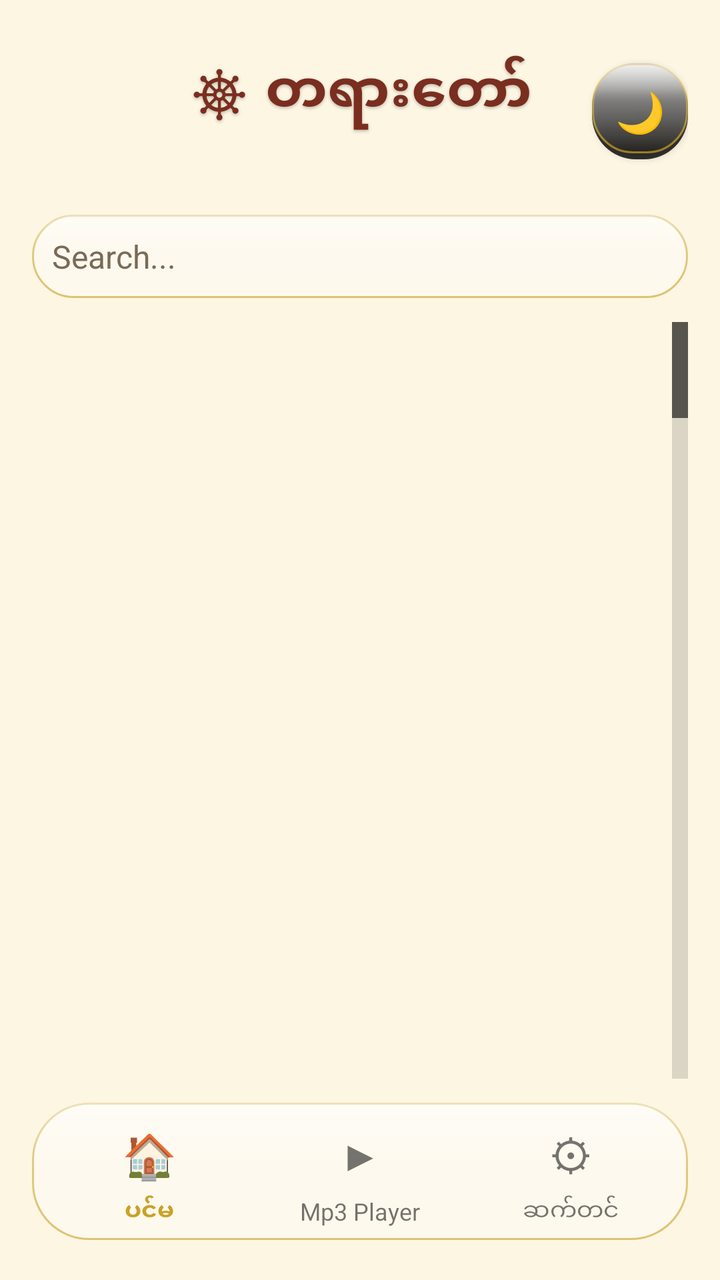
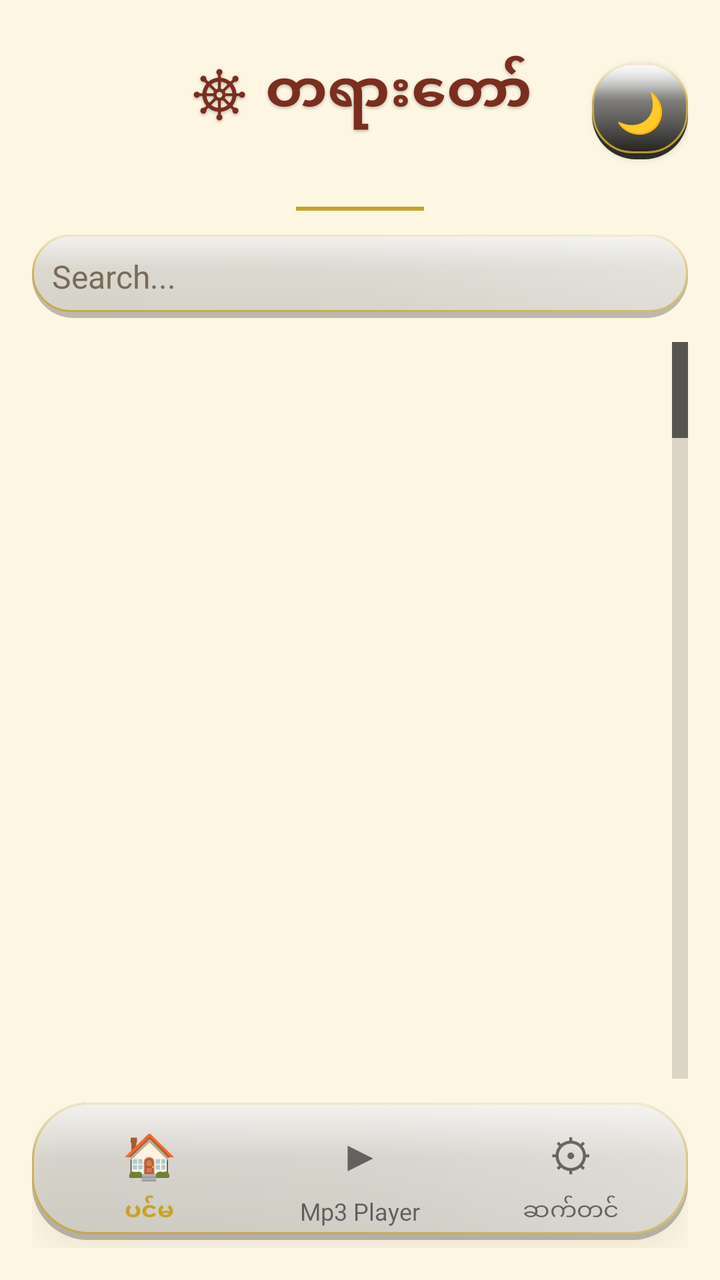

Before-and-after screenshots of an Android layout around one commit, followed by the original layout XML and the change that was made.
<!-- AndroidManifest.xml: application theme AppTheme -->
<!-- res/layout/activity_main.xml -->
<?xml version="1.0" encoding="utf-8"?>
<LinearLayout xmlns:android="http://schemas.android.com/apk/res/android"
    android:id="@+id/root"
    android:layout_width="match_parent"
    android:layout_height="match_parent"
    android:background="@color/bg"
    android:orientation="vertical"
    android:padding="16dp">
    <RelativeLayout
        android:layout_width="match_parent"
        android:layout_height="wrap_content">
        <TextView
            android:id="@+id/titleText"
            android:layout_width="wrap_content"
            android:layout_height="wrap_content"
            android:layout_centerHorizontal="true"
            android:text="☸ တရားတော်"
            android:shadowColor="#40000000"
            android:shadowDx="0"
            android:shadowDy="2"
            android:shadowRadius="4"
            android:textColor="@color/maroon"
            android:textSize="28sp"
            android:textStyle="bold" />
        
        <Button
            android:id="@+id/themeToggle"
            android:layout_width="48dp"
            android:layout_height="48dp"
            android:layout_alignParentRight="true"
            android:layout_centerVertical="true"
            android:background="@drawable/glass_icon_3d"
            android:text="🌙"
            android:contentDescription="နေ့/ည ပြောင်းရန်"
            android:textColor="@color/maroon"
            android:textSize="20sp" />
    </RelativeLayout>
    <EditText
        android:id="@+id/search"
        android:layout_width="match_parent"
        android:layout_height="wrap_content"
        android:layout_marginTop="12dp"
        android:background="@drawable/search_bg"
        android:hint="Search..."
        android:padding="10dp"
        android:textColor="@color/ink"
        android:textColorHint="@color/muted"
        android:textSize="16sp" />
    <GridView
        android:id="@+id/grid"
        android:layout_width="match_parent"
        android:layout_height="0dp"
        android:layout_marginTop="12dp"
        android:layout_weight="1"
        android:fastScrollEnabled="true"
        android:horizontalSpacing="12dp"
        android:numColumns="4"
        android:stretchMode="columnWidth"
        android:verticalSpacing="12dp" />
    <LinearLayout
        android:id="@+id/nowStrip"
        android:layout_width="match_parent"
        android:layout_height="wrap_content"
        android:layout_marginTop="12dp"
        android:background="@drawable/nav_glass"
        android:orientation="vertical"
        android:padding="10dp"
        android:visibility="gone">
        <LinearLayout
            android:layout_width="match_parent"
            android:layout_height="wrap_content"
            android:gravity="center_vertical"
            android:orientation="horizontal">
            <com.h2h.dhamma.CircleImageView
                android:id="@+id/nowStripPhoto"
                android:layout_width="44dp"
                android:layout_height="44dp"
                android:layout_marginEnd="10dp"
                android:scaleType="centerCrop"
                android:visibility="gone" />
            <LinearLayout
                android:layout_width="0dp"
                android:layout_height="wrap_content"
                android:layout_weight="1"
                android:orientation="vertical">
                <TextView
                    android:id="@+id/nowStripText"
                    android:layout_width="match_parent"
                    android:layout_height="wrap_content"
                    android:ellipsize="end"
                    android:maxLines="1"
                    android:textColor="@color/gold"
                    android:textSize="14sp"
                    android:textStyle="bold" />
                <TextView
                    android:id="@+id/nowStripSub"
                    android:layout_width="match_parent"
                    android:layout_height="wrap_content"
                    android:ellipsize="end"
                    android:maxLines="1"
                    android:textColor="@color/muted"
                    android:textSize="12sp" />
            </LinearLayout>
        </LinearLayout>
        
            <LinearLayout
                android:layout_width="match_parent"
                android:layout_height="wrap_content"
                android:gravity="center_horizontal"
                android:orientation="horizontal">
            <TextView
                android:id="@+id/nowStripPrev"
                android:background="?android:attr/selectableItemBackgroundBorderless"
                android:layout_margin="2dp"
                android:layout_width="48dp"
                android:layout_height="48dp"
                android:gravity="center"
                android:includeFontPadding="false"
                android:text="⏮"
                android:textColor="#FFFFFF"
                android:textSize="24sp" />
            <TextView
                android:id="@+id/nowStripToggle"
                android:background="?android:attr/selectableItemBackgroundBorderless"
                android:layout_margin="2dp"
                android:layout_width="48dp"
                android:layout_height="48dp"
                android:gravity="center"
                android:includeFontPadding="false"
                android:text="▶"
                android:textColor="#FFFFFF"
                android:textSize="24sp" />
            <TextView
                android:id="@+id/nowStripNext"
                android:background="?android:attr/selectableItemBackgroundBorderless"
                android:layout_margin="2dp"
                android:layout_width="48dp"
                android:layout_height="48dp"
                android:gravity="center"
                android:includeFontPadding="false"
                android:text="⏭"
                android:textColor="#FFFFFF"
                android:textSize="24sp" />

            
            
            
            </LinearLayout>
        
        <ProgressBar
            android:id="@+id/nowStripProgress"
            style="?android:attr/progressBarStyleHorizontal"
            android:layout_width="match_parent"
            android:layout_height="4dp"
            android:layout_marginTop="6dp"
            android:max="1000"
            android:progress="0"
            android:progressBackgroundTint="#40C9A227"
            android:progressTint="#C9A227" />
    </LinearLayout>
    <LinearLayout
        android:id="@+id/navBar"
        android:layout_width="match_parent"
        android:layout_height="wrap_content"
        android:background="@drawable/nav_glass"
        android:layout_marginTop="12dp"
        android:layout_marginBottom="4dp"
        android:elevation="8dp"
        android:orientation="horizontal"
        android:padding="6dp">
        <LinearLayout
            android:id="@+id/navMainItem"
            android:layout_width="0dp"
            android:layout_height="wrap_content"
            android:layout_weight="1"
            android:gravity="center"
            android:orientation="vertical">
            
            <TextView
                android:id="@+id/navMainIcon"
                android:layout_width="40dp"
                android:layout_height="40dp"
                android:background="?android:attr/selectableItemBackgroundBorderless"
                android:gravity="center"
                android:text="🏠"
                android:textColor="@color/gold"
                android:textSize="22sp" />
            <TextView
                android:id="@+id/navMainLabel"
                android:layout_width="wrap_content"
                android:layout_height="wrap_content"
                android:text="ပင်မ"
                android:textColor="@color/gold"
                android:textSize="12sp"
                android:textStyle="bold" />
        </LinearLayout>
        <LinearLayout
            android:id="@+id/navPlayerItem"
            android:layout_width="0dp"
            android:layout_height="wrap_content"
            android:layout_weight="1"
            android:gravity="center"
            android:orientation="vertical">
            <TextView
                android:id="@+id/navPlayerIcon"
                android:layout_width="40dp"
                android:layout_height="40dp"
                android:background="?android:attr/selectableItemBackgroundBorderless"
                android:gravity="center"
                android:text="▶"
                android:textSize="22sp" />
            <TextView
                android:id="@+id/navPlayerLabel"
                android:layout_width="wrap_content"
                android:layout_height="wrap_content"
                android:text="Mp3 Player"
                android:textSize="12sp" />
        </LinearLayout>
        <LinearLayout
            android:id="@+id/navSettingsItem"
            android:layout_width="0dp"
            android:layout_height="wrap_content"
            android:layout_weight="1"
            android:gravity="center"
            android:orientation="vertical">
            <TextView
                android:id="@+id/navSettingsIcon"
                android:layout_width="40dp"
                android:layout_height="40dp"
                android:background="?android:attr/selectableItemBackgroundBorderless"
                android:gravity="center"
                android:text="⚙"
                android:textSize="22sp" />
            <TextView
                android:id="@+id/navSettingsLabel"
                android:layout_width="wrap_content"
                android:layout_height="wrap_content"
                android:text="ဆက်တင်"
                android:textSize="12sp" />
        </LinearLayout>
    </LinearLayout>
</LinearLayout>
<!-- resources referenced by this layout -->
<resources>
  <color name="bg">#FDF6E3</color>
  <color name="gold">#C9A227</color>
  <color name="ink">#3B2314</color>
  <!-- drawable glass_icon_3d (drawable) -->
  <?xml version="1.0" encoding="utf-8"?>
  <layer-list xmlns:android="http://schemas.android.com/apk/res/android">
      
      <item>
          <shape android:shape="rectangle">
              <solid android:color="#CC000000" />
              <corners android:radius="22dp" />
          </shape>
      </item>
      
      <item android:bottom="3dp">
          <shape android:shape="rectangle">
              <gradient
                  android:angle="270"
                  android:startColor="#CCFFFFFF"
                  android:centerColor="#40FFFFFF"
                  android:centerY="0.42"
                  android:endColor="#33000000"
                  android:type="linear" />
              <stroke android:width="1dp" android:color="#B3C9A227" />
              <corners android:radius="20dp" />
          </shape>
      </item>
      
      <item android:bottom="3dp">
          <shape android:shape="rectangle">
              <gradient
                  android:angle="270"
                  android:startColor="#99FFFFFF"
                  android:centerColor="#33FFFFFF"
                  android:centerY="0.35"
                  android:endColor="#00FFFFFF"
                  android:type="linear" />
              <corners android:radius="20dp" />
          </shape>
      </item>
  </layer-list>
  <!-- drawable nav_glass (drawable) -->
  <?xml version="1.0" encoding="utf-8"?>
  <layer-list xmlns:android="http://schemas.android.com/apk/res/android">
      <item>
          <shape android:shape="rectangle">
              <solid android:color="#59FFFFFF" />
              <stroke android:width="1dp" android:color="#99C9A227" />
              <corners android:radius="28dp" />
          </shape>
      </item>
      <item>
          <shape android:shape="rectangle">
              <gradient android:angle="270" android:startColor="#80FFFFFF" android:centerColor="#1AFFFFFF" android:centerY="0.45" android:endColor="#00FFFFFF" android:type="linear" />
              <corners android:radius="28dp" />
          </shape>
      </item>
  </layer-list>
  <!-- drawable search_bg (drawable) -->
  <?xml version="1.0" encoding="utf-8"?>
  <layer-list xmlns:android="http://schemas.android.com/apk/res/android">
      <item>
          <shape android:shape="rectangle">
              <solid android:color="#59FFFFFF" />
              <stroke android:width="1dp" android:color="#99C9A227" />
              <corners android:radius="28dp" />
          </shape>
      </item>
      <item>
          <shape android:shape="rectangle">
              <gradient android:angle="270" android:startColor="#80FFFFFF" android:centerColor="#1AFFFFFF" android:centerY="0.45" android:endColor="#00FFFFFF" android:type="linear" />
              <corners android:radius="28dp" />
          </shape>
      </item>
  </layer-list>
  <!-- unchanged entries left out for length: 3 -->
</resources>

<!-- the commit's change to res/layout/activity_main.xml (unified diff, before → after) -->
@@ -35,6 +35,13 @@
             android:textColor="@color/maroon"
             android:textSize="20sp" />
     </RelativeLayout>
+    
+    <View
+        android:layout_width="64dp"
+        android:layout_height="2dp"
+        android:layout_gravity="center_horizontal"
+        android:layout_marginTop="8dp"
+        android:background="#C9A227" />
     <EditText
         android:id="@+id/search"
         android:layout_width="match_parent"
<!-- resource entries referenced after the edit -->
@@ -18,12 +18,12 @@
           <shape android:shape="rectangle">
               <gradient
                   android:angle="270"
-                  android:startColor="#CCFFFFFF"
+                  android:startColor="#E6FFFFFF"
                   android:centerColor="#40FFFFFF"
                   android:centerY="0.42"
                   android:endColor="#33000000"
                   android:type="linear" />
-              <stroke android:width="1dp" android:color="#B3C9A227" />
+              <stroke android:width="1dp" android:color="#E6C9A227" />
               <corners android:radius="20dp" />
           </shape>
       </item>
@@ -32,7 +32,7 @@
           <shape android:shape="rectangle">
               <gradient
                   android:angle="270"
-                  android:startColor="#99FFFFFF"
+                  android:startColor="#CCFFFFFF"
                   android:centerColor="#33FFFFFF"
                   android:centerY="0.35"
                   android:endColor="#00FFFFFF"
@@ -44,16 +44,32 @@
   <!-- drawable nav_glass (drawable) -->
   <?xml version="1.0" encoding="utf-8"?>
   <layer-list xmlns:android="http://schemas.android.com/apk/res/android">
+      
       <item>
           <shape android:shape="rectangle">
-              <solid android:color="#59FFFFFF" />
-              <stroke android:width="1dp" android:color="#99C9A227" />
+              <solid android:color="#40000000" />
               <corners android:radius="28dp" />
           </shape>
       </item>
-      <item>
+      
+      <item android:bottom="3dp">
           <shape android:shape="rectangle">
-              <gradient android:angle="270" android:startColor="#80FFFFFF" android:centerColor="#1AFFFFFF" android:centerY="0.45" android:endColor="#00FFFFFF" android:type="linear" />
+              <solid android:color="#59FFFFFF" />
+              <stroke android:width="1dp" android:color="#CCC9A227" />
+              <corners android:radius="28dp" />
+          </shape>
+      </item>
+      
+      <item android:bottom="3dp">
+          <shape android:shape="rectangle">
+              <gradient android:angle="270" android:startColor="#B3FFFFFF" android:centerColor="#26FFFFFF" android:centerY="0.42" android:endColor="#00FFFFFF" android:type="linear" />
+              <corners android:radius="28dp" />
+          </shape>
+      </item>
+      
+      <item android:bottom="3dp">
+          <shape android:shape="rectangle">
+              <gradient android:angle="135" android:startColor="#40FFFFFF" android:centerColor="#0DFFFFFF" android:centerY="0.5" android:endColor="#00FFFFFF" android:type="linear" />
               <corners android:radius="28dp" />
           </shape>
       </item>
@@ -61,16 +77,32 @@
   <!-- drawable search_bg (drawable) -->
   <?xml version="1.0" encoding="utf-8"?>
   <layer-list xmlns:android="http://schemas.android.com/apk/res/android">
+      
       <item>
           <shape android:shape="rectangle">
-              <solid android:color="#59FFFFFF" />
-              <stroke android:width="1dp" android:color="#99C9A227" />
+              <solid android:color="#40000000" />
               <corners android:radius="28dp" />
           </shape>
       </item>
-      <item>
+      
+      <item android:bottom="3dp">
           <shape android:shape="rectangle">
-              <gradient android:angle="270" android:startColor="#80FFFFFF" android:centerColor="#1AFFFFFF" android:centerY="0.45" android:endColor="#00FFFFFF" android:type="linear" />
+              <solid android:color="#59FFFFFF" />
+              <stroke android:width="1dp" android:color="#CCC9A227" />
+              <corners android:radius="28dp" />
+          </shape>
+      </item>
+      
+      <item android:bottom="3dp">
+          <shape android:shape="rectangle">
+              <gradient android:angle="270" android:startColor="#B3FFFFFF" android:centerColor="#26FFFFFF" android:centerY="0.42" android:endColor="#00FFFFFF" android:type="linear" />
+              <corners android:radius="28dp" />
+          </shape>
+      </item>
+      
+      <item android:bottom="3dp">
+          <shape android:shape="rectangle">
+              <gradient android:angle="135" android:startColor="#40FFFFFF" android:centerColor="#0DFFFFFF" android:centerY="0.5" android:endColor="#00FFFFFF" android:type="linear" />
               <corners android:radius="28dp" />
           </shape>
       </item>
